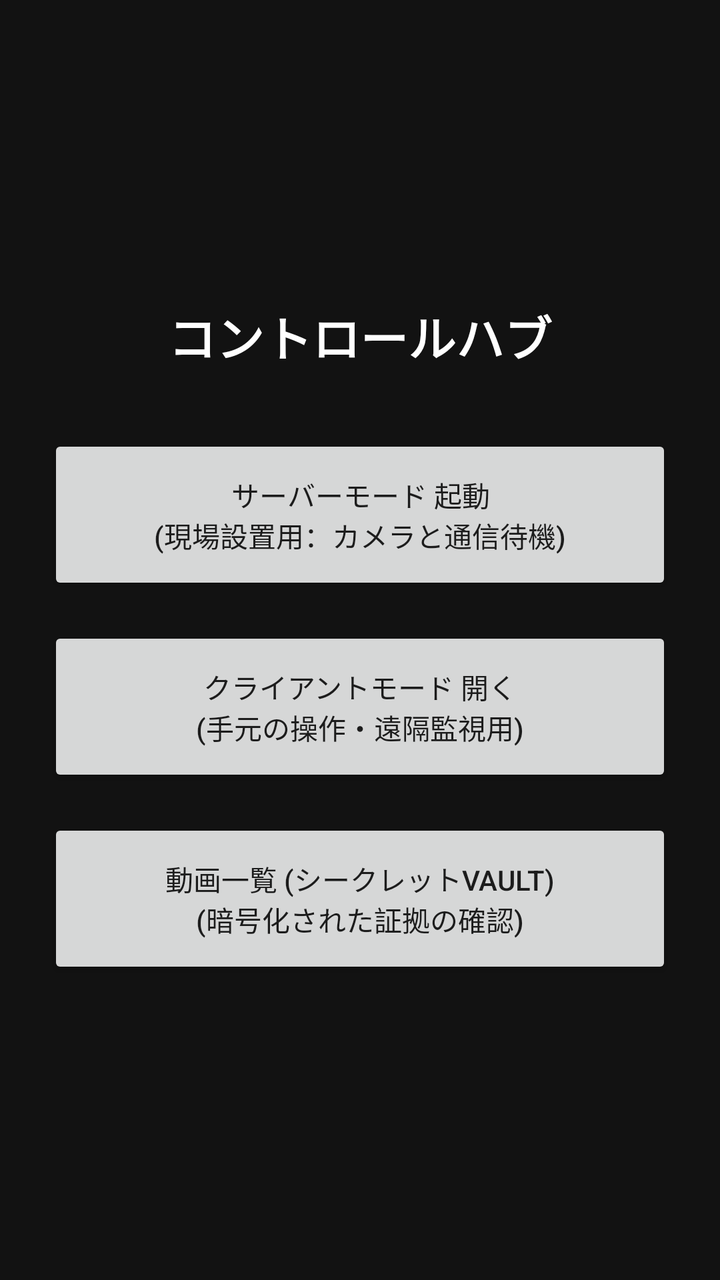
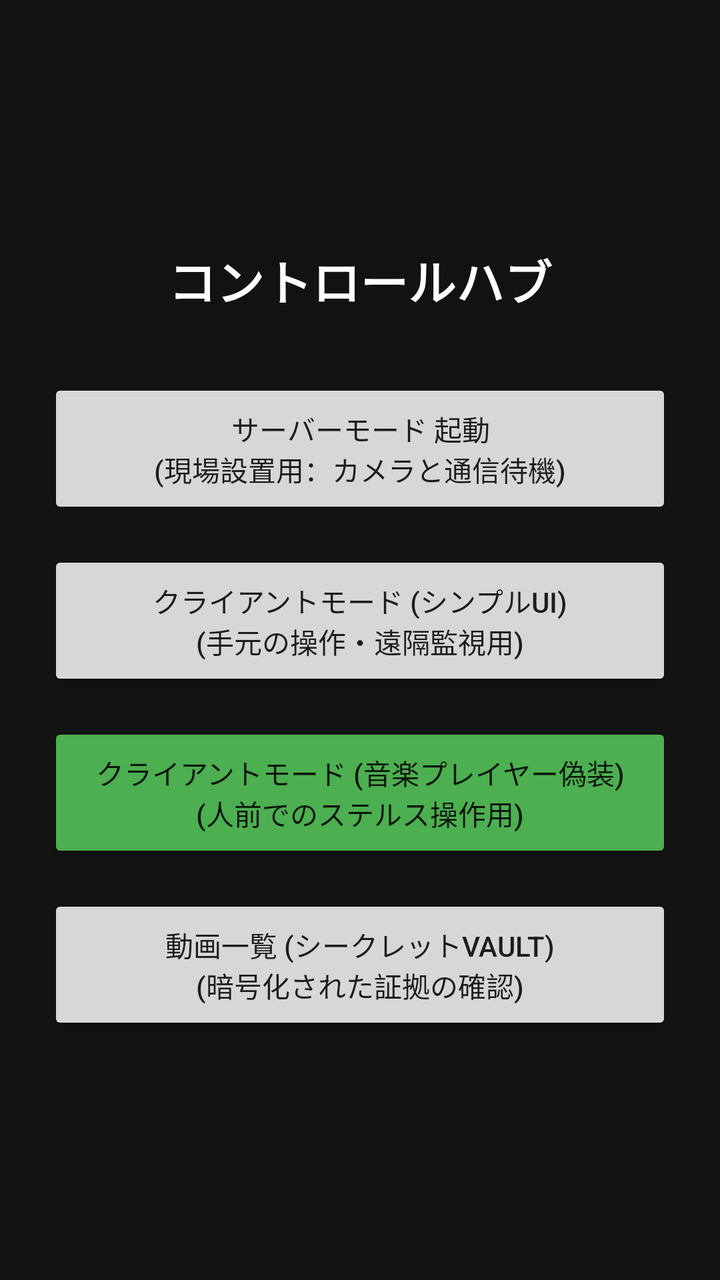

The first picture is an Android layout as it rendered before a commit; the second is the same layout after the commit. The layout source and the unified diff follow.
<!-- AndroidManifest.xml: application theme Theme.AppCompat.Light.NoActionBar -->
<!-- res/layout/activity_secret_menu.xml -->
<?xml version="1.0" encoding="utf-8"?>
<LinearLayout xmlns:android="http://schemas.android.com/apk/res/android"
    android:layout_width="match_parent"
    android:layout_height="match_parent"
    android:orientation="vertical"
    android:background="#121212"
    android:padding="24dp"
    android:gravity="center">

    <TextView
        android:layout_width="wrap_content"
        android:layout_height="wrap_content"
        android:text="コントロールハブ"
        android:textColor="#FFFFFF"
        android:textSize="24sp"
        android:textStyle="bold"
        android:layout_marginBottom="32dp" />

    <Button
        android:id="@+id/btnServerMode"
        android:layout_width="match_parent"
        android:layout_height="80dp"
        android:text="サーバーモード 起動\n(現場設置用：カメラと通信待機)"
        android:layout_marginBottom="16dp" />

    <Button
        android:id="@+id/btnClientMode"
        android:layout_width="match_parent"
        android:layout_height="80dp"
        android:text="クライアントモード 開く\n(手元の操作・遠隔監視用)"
        android:layout_marginBottom="16dp" />

    <Button
        android:id="@+id/btnVault"
        android:layout_width="match_parent"
        android:layout_height="80dp"
        android:text="動画一覧 (シークレットVault)\n(暗号化された証拠の確認)" />

</LinearLayout>
<!-- resources referenced by this layout -->
<resources>

</resources>

<!-- the commit's change to res/layout/activity_secret_menu.xml (unified diff, before → after) -->
@@ -19,21 +19,30 @@
     <Button
         android:id="@+id/btnServerMode"
         android:layout_width="match_parent"
-        android:layout_height="80dp"
+        android:layout_height="70dp"
         android:text="サーバーモード 起動\n(現場設置用：カメラと通信待機)"
         android:layout_marginBottom="16dp" />
 
     <Button
         android:id="@+id/btnClientMode"
         android:layout_width="match_parent"
-        android:layout_height="80dp"
-        android:text="クライアントモード 開く\n(手元の操作・遠隔監視用)"
+        android:layout_height="70dp"
+        android:text="クライアントモード (シンプルUI)\n(手元の操作・遠隔監視用)"
+        android:layout_marginBottom="16dp" />
+
+    
+    <Button
+        android:id="@+id/btnClientCamoMode"
+        android:layout_width="match_parent"
+        android:layout_height="70dp"
+        android:text="クライアントモード (音楽プレイヤー偽装)\n(人前でのステルス操作用)"
+        android:backgroundTint="#4CAF50"
         android:layout_marginBottom="16dp" />
 
     <Button
         android:id="@+id/btnVault"
         android:layout_width="match_parent"
-        android:layout_height="80dp"
+        android:layout_height="70dp"
         android:text="動画一覧 (シークレットVault)\n(暗号化された証拠の確認)" />
 
 </LinearLayout>
